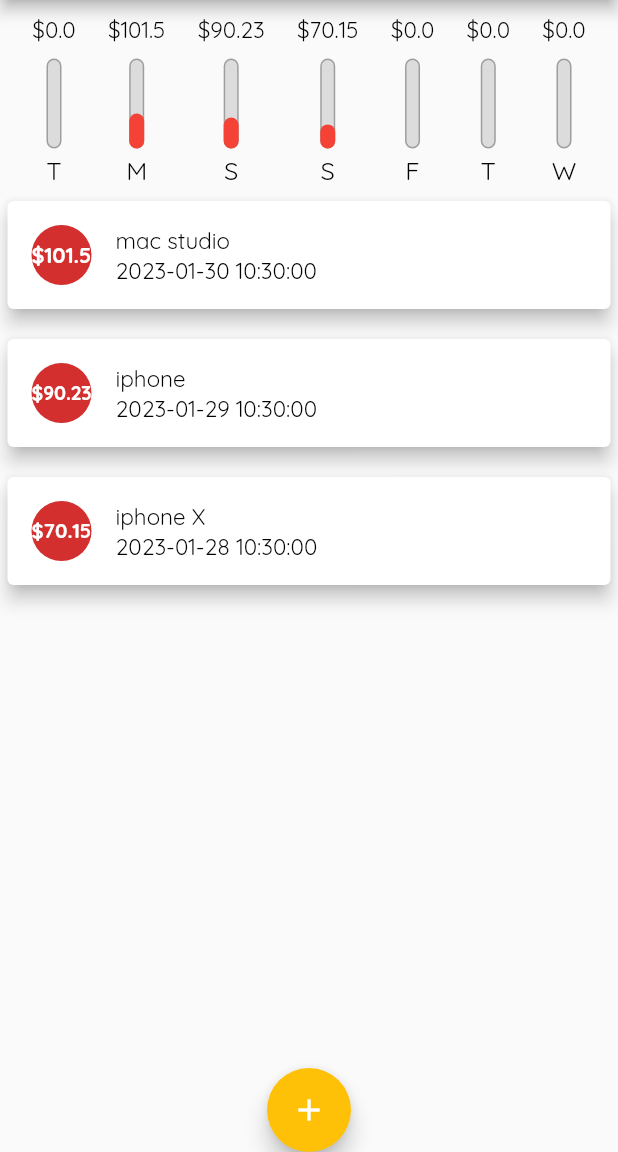
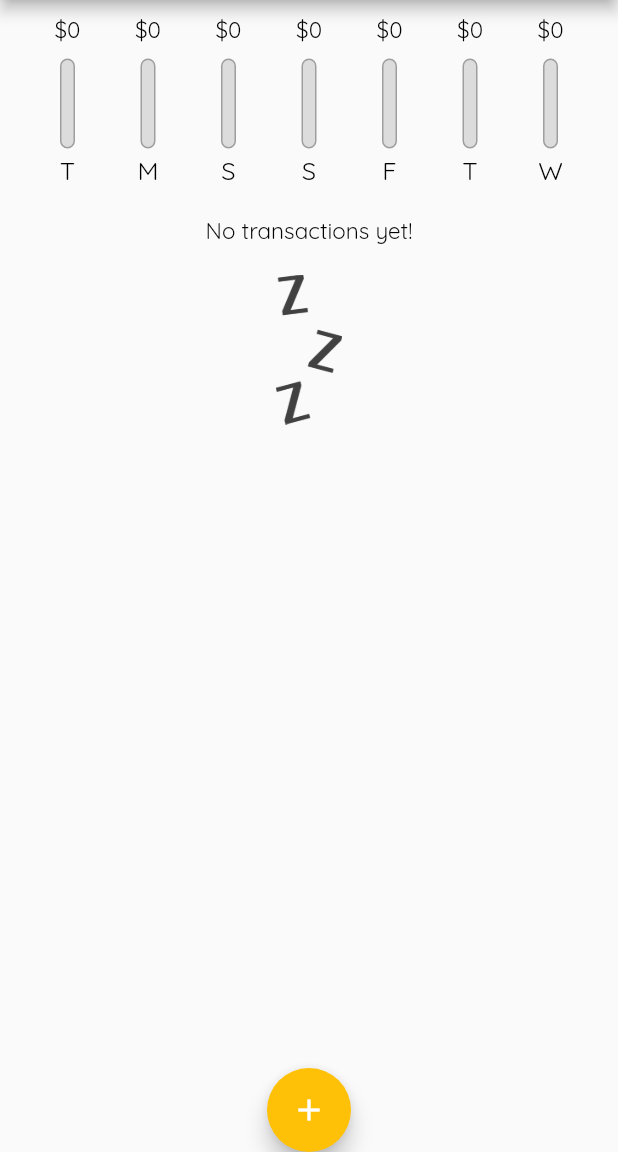
Before and after one commit to fistkim101/udemy-flutter-complete-guide, a Flutter app: the screen it shows after launch, on a phone screen of 412 x 824 dp, the part 84-1236 px from its top. Run offline on Flutter 3.47's test engine with Material 2 defaults, Android fonts, the light colour scheme and no system bars.

Commit message:
section4 finish

```diff
--- a/section4/lib/main.dart
+++ b/section4/lib/main.dart
@@ -15,6 +15,7 @@
     return MaterialApp(
       theme: ThemeData(
         primarySwatch: Colors.red,
+        errorColor: Colors.grey,
         colorScheme: ColorScheme.fromSwatch(primarySwatch: Colors.red)
             .copyWith(secondary: Colors.amber),
         textTheme: const TextTheme(
@@ -50,53 +51,38 @@
 }
 
 class _HomeState extends State<Home> {
-  final List<Transaction> _transactions = [
-    Transaction(
-      id: 1,
-      title: 'mac studio',
-      amount: 101.5,
-      dateTime: DateTime.now().subtract(
-        const Duration(days: 1),
-      ),
-    ),
-    Transaction(
-      id: 2,
-      title: 'iphone',
-      amount: 90.23,
-      dateTime: DateTime.now().subtract(
-        const Duration(days: 2),
-      ),
-    ),
-    Transaction(
-      id: 3,
-      title: 'iphone X',
-      amount: 70.15,
-      dateTime: DateTime.now().subtract(
-        const Duration(days: 3),
-      ),
-    ),
-  ];
+  final List<Transaction> _transactions = [];
   final transactionTitle = TextEditingController();
   final transactionAmount = TextEditingController();
 
-  _addTransaction(String title, double amount) {
+  _addTransaction(String title, double amount, DateTime selectedDate) {
     final newTransaction = Transaction(
+      id: DateTime.now().toString(),
       title: title,
       amount: amount,
-      dateTime: DateTime.now(),
+      dateTime: selectedDate,
     );
     setState(() {
       _transactions.add(newTransaction);
     });
   }
 
+  _deleteTransaction(String id) {
+    setState(() {
+      _transactions.removeWhere((transaction) => transaction.id == id);
+    });
+  }
+
   void _showAddTransactionBottomSheet(BuildContext buildContext) => {
         showModalBottomSheet(
           context: buildContext,
-          builder: (_) => TransactionTextField(
-            addTransaction: _addTransaction,
-            transactionTitleController: transactionTitle,
-            transactionAmountController: transactionAmount,
+          builder: (_) => SizedBox(
+            height: 300,
+            child: TransactionTextField(
+              addTransaction: _addTransaction,
+              transactionTitleController: transactionTitle,
+              transactionAmountController: transactionAmount,
+            ),
           ),
         )
       };
@@ -108,6 +94,11 @@
     }
 
     return total;
+  }
+
+  List<Transaction> get _sortedTransactions {
+    _transactions.sort((a, b) => -a.dateTime.compareTo(b.dateTime));
+    return _transactions;
   }
 
   @override
@@ -132,7 +123,10 @@
           mainAxisSize: MainAxisSize.max,
           children: [
             Chart(weekTotal: weekTotal, transactions: _transactions),
-            TransactionList(transactions: _transactions),
+            TransactionList(
+              transactions: _sortedTransactions,
+              deletedTransaction: _deleteTransaction,
+            ),
           ],
         ),
       ),
--- a/section4/lib/models/transaction.dart
+++ b/section4/lib/models/transaction.dart
@@ -1,11 +1,11 @@
 class Transaction {
-  final int? id;
+  final String id;
   final String title;
   final double amount;
   final DateTime dateTime;
 
   Transaction({
-    this.id,
+    required this.id,
     required this.title,
     required this.amount,
     required this.dateTime,
--- a/section4/lib/widgets/chart_bar.dart
+++ b/section4/lib/widgets/chart_bar.dart
@@ -31,7 +31,7 @@
         ),
         FittedBox(
           child: Text(
-            '\$$amount',
+            '\$${amount.toStringAsFixed(0)}',
             style: Theme.of(context).textTheme.bodySmall,
           ),
         ),
--- a/section4/lib/widgets/transaction_list.dart
+++ b/section4/lib/widgets/transaction_list.dart
@@ -2,21 +2,22 @@
 import 'package:intl/intl.dart';
 
 import '../models/models.dart';
-import '../widgets/widgets.dart';
 
 class TransactionList extends StatelessWidget {
   final List<Transaction> transactions;
+  final Function deletedTransaction;
 
   const TransactionList({
     super.key,
     required this.transactions,
+    required this.deletedTransaction,
   });
 
   @override
   Widget build(BuildContext context) {
     return SizedBox(
       // height: double.infinity,
-      height: 700,
+      height: 600,
       child: Center(
         child: transactions.isEmpty
             ? Column(
@@ -24,9 +25,15 @@
                 crossAxisAlignment: CrossAxisAlignment.center,
                 mainAxisSize: MainAxisSize.max,
                 children: [
+                    const SizedBox(
+                      height: 20,
+                    ),
                     Text(
                       'No transactions yet!',
                       style: Theme.of(context).textTheme.bodySmall,
+                    ),
+                    const SizedBox(
+                      height: 20,
                     ),
                     SizedBox(
                       height: 100,
@@ -69,6 +76,14 @@
                             .format(transaction.dateTime),
                         style: Theme.of(context).textTheme.bodySmall,
                       ),
+                      trailing: IconButton(
+                        icon: const Icon(
+                          Icons.delete,
+                        ),
+                        onPressed: () {
+                          deletedTransaction(transaction.id);
+                        },
+                      ),
                     ),
                   );
                   // return TransactionCard(transaction: transactions[index]);
```
Also changed, not shown: section4/lib/widgets/transaction_textfield.dart (+15 -4 lines).
